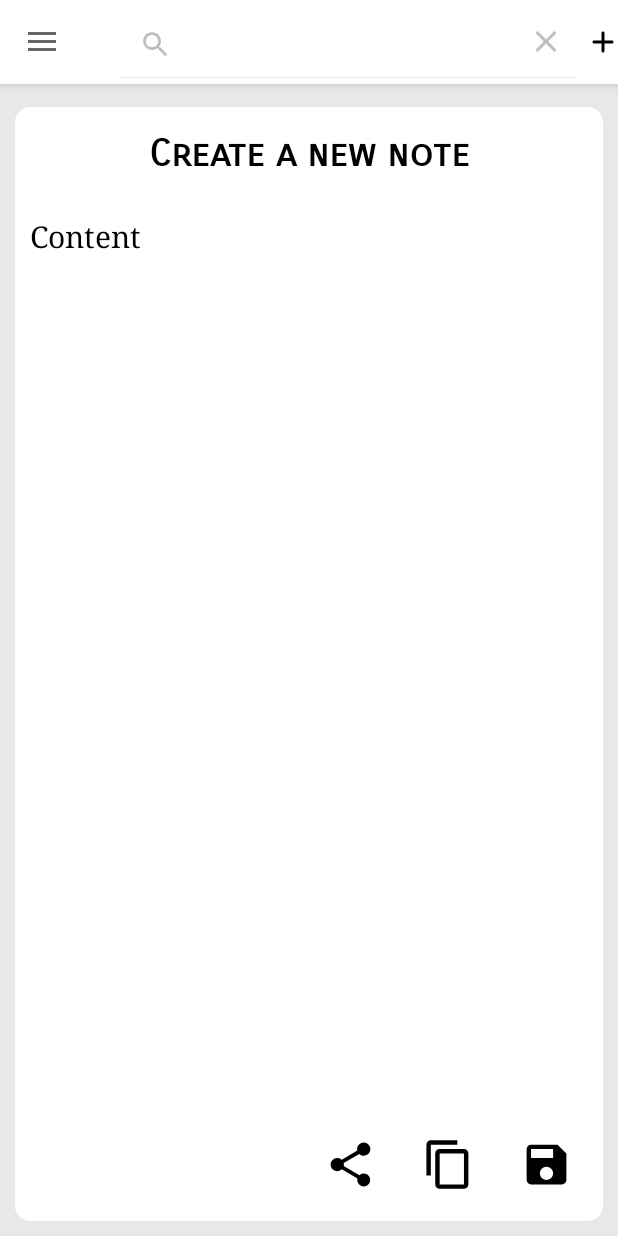
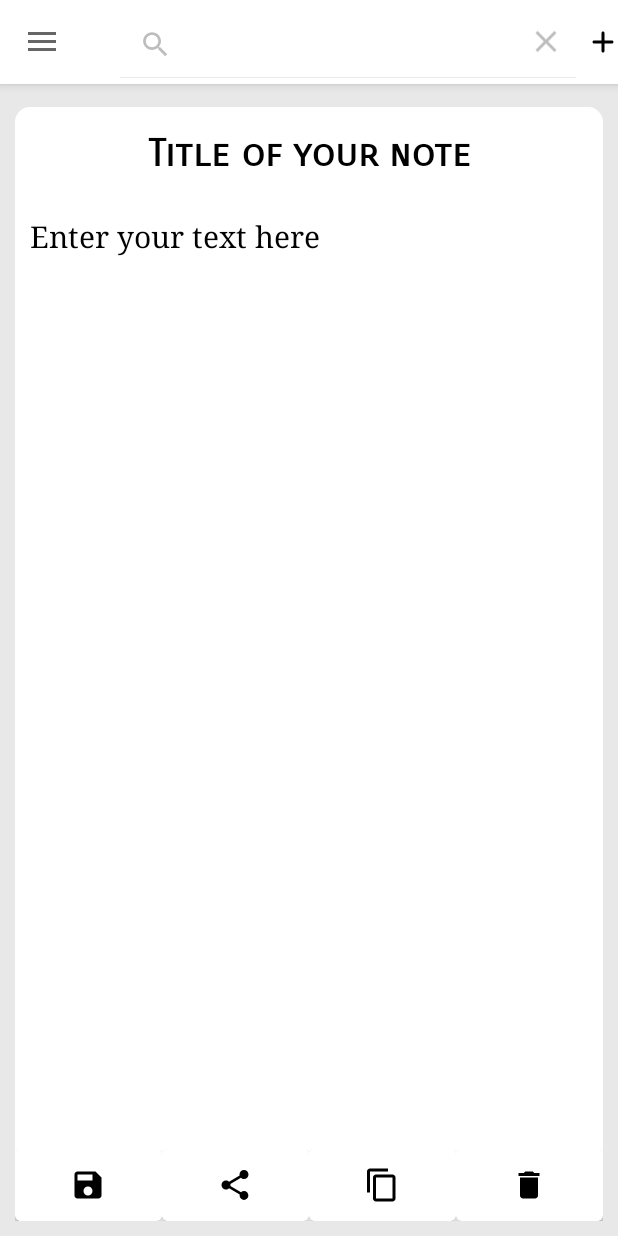
Before and after one commit to OlegRyabyshev/NoteMaker, an Android app: the fragment NoteEditor placed in its activity, after a tap on "Create a new note", on a phone screen of 412 x 824 dp. Run offline under Robolectric (Android 15) with nearby library versions, the phone set to English and light mode, and no system bars; 1 statement that could not run was skipped; 1 other tap on this screen came first.

Commit message:
recycler view logic

```diff
--- a/app/src/main/java/xyz/fcr/notemaker/MainActivity.java
+++ b/app/src/main/java/xyz/fcr/notemaker/MainActivity.java
@@ -53,13 +53,11 @@ public class MainActivity extends AppCompatActivity implements NavigationView.On
             onlyEditor = true;
         }
 
-        if (onlyEditor && getResources().getConfiguration().orientation == Configuration.ORIENTATION_PORTRAIT) {
+        if (onlyEditor && orientationIsPortrait()) {
             startFragmentEditorInPortrait();
         } else {
             startFragmentList();
-            if (getResources().getConfiguration().orientation == 2) {
-                startFragmentEditor();
-            }
+            if (getResources().getConfiguration().orientation == 2) startFragmentEditor();
         }
 
     }
@@ -92,22 +90,6 @@ public class MainActivity extends AppCompatActivity implements NavigationView.On
         FragmentTransaction transactionEditor = getSupportFragmentManager().beginTransaction();
         transactionEditor.replace(R.id.note_list_fragment, fragment, "EDITOR_FRAGMENT");
         transactionEditor.commit();
-    }
-
-    @Override
-    public void onBackPressed() {
-        Fragment fragment = getSupportFragmentManager().findFragmentByTag("EDITOR_FRAGMENT");
-
-
-        if (drawer.isDrawerOpen(GravityCompat.START)) {
-            drawer.closeDrawer(GravityCompat.START);
-        } else if (fragment != null
-                && fragment.isVisible()
-                && getResources().getConfiguration().orientation == Configuration.ORIENTATION_PORTRAIT) {
-            startFragmentList();
-        } else {
-            finish();
-        }
     }
 
     @Override
@@ -162,7 +144,7 @@ public class MainActivity extends AppCompatActivity implements NavigationView.On
     public boolean onOptionsItemSelected(MenuItem item) {
         switch (item.getItemId()) {
             case R.id.action_add:
-                Toast.makeText(this, "1 In development", Toast.LENGTH_SHORT).show();
+                createANewNote();
                 return true;
             case R.id.action_notes:
                 Toast.makeText(this, "2 In development", Toast.LENGTH_SHORT).show();
@@ -173,8 +155,36 @@ public class MainActivity extends AppCompatActivity implements NavigationView.On
         }
     }
 
+    private void createANewNote() {
+        saveCurrentNote();
+
+        if (orientationIsPortrait()) {
+            startFragmentEditorInPortrait();
+        } else {
+            startFragmentList();
+            if (getResources().getConfiguration().orientation == 2) startFragmentEditor();
+        }
+    }
+
+    //TODO
+    private void saveCurrentNote() {
+    }
+
+
+    private boolean orientationIsPortrait() {
+        return getResources().getConfiguration().orientation == Configuration.ORIENTATION_PORTRAIT;
+    }
+
     @Override
-    public void onPointerCaptureChanged(boolean hasCapture) {
+    public void onBackPressed() {
+        Fragment fragment = getSupportFragmentManager().findFragmentByTag("EDITOR_FRAGMENT");
 
+        if (drawer.isDrawerOpen(GravityCompat.START)) {
+            drawer.closeDrawer(GravityCompat.START);
+        } else if (fragment != null && fragment.isVisible() && orientationIsPortrait()) {
+            startFragmentList();
+        } else {
+            finish();
+        }
     }
 }
--- a/app/src/main/java/xyz/fcr/notemaker/fragment_classes/NoteEditor.java
+++ b/app/src/main/java/xyz/fcr/notemaker/fragment_classes/NoteEditor.java
@@ -6,11 +6,12 @@ import android.util.Log;
 import android.view.LayoutInflater;
 import android.view.View;
 import android.view.ViewGroup;
-import android.widget.ImageButton;
 import android.widget.TextView;
 import android.widget.Toast;
 
 import androidx.fragment.app.Fragment;
+
+import com.google.android.material.button.MaterialButton;
 
 import java.util.Objects;
 
@@ -28,9 +29,10 @@ public class NoteEditor extends Fragment {
                              Bundle savedInstanceState) {
         View view = inflater.inflate(R.layout.note_editor_fragment, container, false);
 
-        ImageButton button_share = view.findViewById(R.id.button_share);
-        ImageButton button_copy = view.findViewById(R.id.button_copy);
-        ImageButton button_save = view.findViewById(R.id.button_save);
+        MaterialButton button_share = view.findViewById(R.id.button_share);
+        MaterialButton button_copy = view.findViewById(R.id.button_copy);
+        MaterialButton button_save = view.findViewById(R.id.button_save);
+        MaterialButton button_delete = view.findViewById(R.id.button_delete);
 
         button_share.setOnClickListener((v) ->
                 Toast.makeText(getContext(), "In development", Toast.LENGTH_SHORT).show());
@@ -39,6 +41,9 @@ public class NoteEditor extends Fragment {
                 Toast.makeText(getContext(), "In development", Toast.LENGTH_SHORT).show());
 
         button_save.setOnClickListener((v) ->
+                Toast.makeText(getContext(), "In development", Toast.LENGTH_SHORT).show());
+
+        button_delete.setOnClickListener((v) ->
                 Toast.makeText(getContext(), "In development", Toast.LENGTH_SHORT).show());
 
         Bundle bundle = getArguments();
@@ -50,7 +55,7 @@ public class NoteEditor extends Fragment {
             displayNote(view, note.getNoteTitle(), note.getNoteContent());
             saveData(note);
         } else {
-            displayNote(view, "Create a new note", "Content");
+            displayNote(view, getResources().getString(R.string.title), getResources().getString(R.string.content));
         }
 
         return view;
--- a/app/src/main/java/xyz/fcr/notemaker/fragment_classes/NoteList.java
+++ b/app/src/main/java/xyz/fcr/notemaker/fragment_classes/NoteList.java
@@ -12,40 +12,58 @@ import androidx.annotation.Nullable;
 import androidx.constraintlayout.widget.ConstraintLayout;
 import androidx.fragment.app.Fragment;
 import androidx.fragment.app.FragmentTransaction;
+import androidx.recyclerview.widget.LinearLayoutManager;
 import androidx.recyclerview.widget.RecyclerView;
 
 import java.util.ArrayList;
 
 import xyz.fcr.notemaker.object_classes.Note;
 import xyz.fcr.notemaker.R;
+import xyz.fcr.notemaker.object_classes.NoteAdapter;
 
 public class NoteList extends Fragment {
 
+    private ArrayList<Note> mNoteArrayList;
+
     private RecyclerView mRecyclerView;
-    private RecyclerView.Adapter mAdapter;
+    private NoteAdapter mAdapter;
     private RecyclerView.LayoutManager mLayoutManager;
 
-    public NoteList(){
+    public NoteList() {
 
     }
 
     @Override
-    public View onCreateView(LayoutInflater inflater, ViewGroup container,
-                             Bundle savedInstanceState) {
-
-        ArrayList<Note> noteArrayList = new ArrayList<>();
-        noteArrayList.add(new Note(getResources().getString(R.string.note_title_1), getResources().getString(R.string.note_inside_1)));
-        noteArrayList.add(new Note(getResources().getString(R.string.note_title_2), getResources().getString(R.string.note_inside_2)));
-        noteArrayList.add(new Note(getResources().getString(R.string.note_title_3), getResources().getString(R.string.note_inside_3)));
-
+    public View onCreateView(LayoutInflater inflater, ViewGroup container, Bundle savedInstanceState) {
+        createNoteList();
         View myView = inflater.inflate(R.layout.note_list_fragment, container, false);
-
-
+        buildRecycleView(myView);
 
         return myView;
     }
 
-    private void replaceView(Note note){
+    private void createNoteList() {
+        mNoteArrayList = new ArrayList<>();
+        mNoteArrayList.add(new Note(getResources().getString(R.string.note_title_1), getResources().getString(R.string.note_inside_1)));
+        mNoteArrayList.add(new Note(getResources().getString(R.string.note_title_2), getResources().getString(R.string.note_inside_2)));
+        mNoteArrayList.add(new Note(getResources().getString(R.string.note_title_3), getResources().getString(R.string.note_inside_3)));
+    }
+
+    private void buildRecycleView(View myView) {
+        mRecyclerView = myView.findViewById(R.id.recycler_view);
+        mRecyclerView.setHasFixedSize(true);
+        mLayoutManager = new LinearLayoutManager(myView.getContext());
+        mAdapter = new NoteAdapter(mNoteArrayList);
+
+        mRecyclerView.setLayoutManager(mLayoutManager);
+        mRecyclerView.setAdapter(mAdapter);
+
+        mAdapter.setOnItemClickListener(position -> {
+
+        });
+    }
+
+    private void replaceView(Note note) {
         NoteEditor fragment = new NoteEditor();
 
         Bundle bundle = new Bundle();
@@ -54,7 +72,7 @@ public class NoteList extends Fragment {
 
         FragmentTransaction transaction = getFragmentManager().beginTransaction();
 
-        if (getResources().getConfiguration().orientation == Configuration.ORIENTATION_LANDSCAPE){
+        if (getResources().getConfiguration().orientation == Configuration.ORIENTATION_LANDSCAPE) {
             transaction.replace(R.id.note_editor_fragment, fragment, "EDITOR_FRAGMENT");
         } else {
             transaction.replace(R.id.note_list_fragment, fragment, "EDITOR_FRAGMENT");
--- a/app/src/main/java/xyz/fcr/notemaker/object_classes/Note.java
+++ b/app/src/main/java/xyz/fcr/notemaker/object_classes/Note.java
@@ -16,14 +16,14 @@ public class Note implements Serializable {
     private String noteDate;
     private String noteTime;
 
-    public Note(String noteTitle, String noteContent){
+    public Note(String noteTitle, String noteContent) {
         this.noteID = UUID.randomUUID().toString();
         this.noteTitle = noteTitle;
         this.notePreviewTitle = shortenContent(noteTitle, 30);
         this.noteContent = noteContent;
         this.notePreviewContent = shortenContent(noteContent, 80);
-        this.noteDate = dateUpdate();
-        this.noteTime = timeUpdate();
+        this.noteDate = dateInitialSetter();
+        this.noteTime = timeInitialSetter();
     }
 
     private String shortenContent(String noteContent, int sizeOfStringToReturn) {
@@ -36,16 +36,30 @@ public class Note implements Serializable {
         return noteContent.substring(0, sizeOfStringToReturn).concat("...");
     }
 
-    private String dateUpdate() {
+    private String dateInitialSetter() {
         @SuppressLint("SimpleDateFormat") SimpleDateFormat formatter = new SimpleDateFormat("dd/MM/yyyy");
         Date date = new Date();
         return formatter.format(date);
     }
 
-    private String timeUpdate() {
+    private String timeInitialSetter() {
         @SuppressLint("SimpleDateFormat") SimpleDateFormat formatter = new SimpleDateFormat("HH:mm");
         Date date = new Date();
         return formatter.format(date);
+    }
+
+    public void updateDateAndTimeOnSave(){
+        @SuppressLint("SimpleDateFormat") SimpleDateFormat dateFormatter = new SimpleDateFormat("dd/MM/yyyy");
+        @SuppressLint("SimpleDateFormat") SimpleDateFormat timeFormatter = new SimpleDateFormat("HH:mm");
+
+        Date date = new Date();
+
+        this.noteDate = dateFormatter.format(date);
+        this.noteTime = timeFormatter.format(date);
+    }
+
+    public String getNotePreviewTitle() {
+        return notePreviewTitle;
     }
 
     public String getNoteID() {
@@ -74,6 +88,10 @@ public class Note implements Serializable {
 
 
 
+    public void setNotePreviewTitle(String notePreviewTitle) {
+        this.notePreviewTitle = notePreviewTitle;
+    }
+
     public void setNoteID(String noteID) {
         this.noteID = noteID;
     }
--- a/app/src/main/java/xyz/fcr/notemaker/object_classes/NoteAdapter.java
+++ b/app/src/main/java/xyz/fcr/notemaker/object_classes/NoteAdapter.java
@@ -1,34 +1,77 @@
 package xyz.fcr.notemaker.object_classes;
 
+import android.view.LayoutInflater;
 import android.view.View;
 import android.view.ViewGroup;
+import android.widget.TextView;
 
 import androidx.annotation.NonNull;
 import androidx.recyclerview.widget.RecyclerView;
 
+import java.util.ArrayList;
+
+import xyz.fcr.notemaker.R;
+
 public class NoteAdapter extends RecyclerView.Adapter<NoteAdapter.NoteViewHolder> {
 
-    pub
+    private ArrayList<Note> mNoteList;
+    private OnItemClickListener mListener;
 
-    public static class NoteViewHolder extends RecyclerView.ViewHolder{
-        public NoteViewHolder(@NonNull View itemView) {
+    public interface OnItemClickListener {
+        void onItemClick(int position);
+    }
+
+    public void setOnItemClickListener(OnItemClickListener listener) {
+        mListener = listener;
+    }
+
+    public static class NoteViewHolder extends RecyclerView.ViewHolder {
+        public TextView mTitleNote;
+        public TextView mContentNote;
+        public TextView mTimeNote;
+        public TextView mDateNote;
+
+        public NoteViewHolder(@NonNull View itemView, final OnItemClickListener listener) {
             super(itemView);
+
+            mTitleNote = itemView.findViewById(R.id.note_title_preview);
+            mContentNote = itemView.findViewById(R.id.note_content_preview);
+            mTimeNote = itemView.findViewById(R.id.note_time_preview);
+            mDateNote = itemView.findViewById(R.id.note_date_preview);
+
+            itemView.setOnClickListener(v -> {
+                if (listener != null) {
+                    int position = getAdapterPosition();
+                    if (position != RecyclerView.NO_POSITION){
+                        listener.onItemClick(position);
+                    }
+                }
+            });
         }
+    }
+
+    public NoteAdapter(ArrayList<Note> noteList) {
+        mNoteList = noteList;
     }
 
     @NonNull
     @Override
     public NoteViewHolder onCreateViewHolder(@NonNull ViewGroup parent, int viewType) {
-        return null;
+        View v = LayoutInflater.from(parent.getContext()).inflate(R.layout.note_item, parent, false);
+        return new NoteViewHolder(v, mListener);
     }
 
     @Override
     public void onBindViewHolder(@NonNull NoteViewHolder holder, int position) {
-
+        Note currentNote = mNoteList.get(position);
+        holder.mTitleNote.setText(currentNote.getNotePreviewTitle());
+        holder.mContentNote.setText(currentNote.getNotePreviewContent());
+        holder.mTimeNote.setText(currentNote.getNoteTime());
+        holder.mDateNote.setText(currentNote.getNoteDate());
     }
 
     @Override
     public int getItemCount() {
-        return 0;
+        return mNoteList.size();
     }
 }
--- /dev/null
+++ b/app/src/main/res/drawable/ic_baseline_delete.xml
@@ -0,0 +1,9 @@
+<vector xmlns:android="http://schemas.android.com/apk/res/android"
+    android:width="24dp"
+    android:height="24dp"
+    android:viewportWidth="24"
+    android:viewportHeight="24">
+  <path
+      android:fillColor="@color/secondary"
+      android:pathData="M6,19c0,1.1 0.9,2 2,2h8c1.1,0 2,-0.9 2,-2V7H6v12zM19,4h-3.5l-1,-1h-5l-1,1H5v2h14V4z"/>
+</vector>
--- a/app/src/main/res/layout/note_editor_fragment.xml
+++ b/app/src/main/res/layout/note_editor_fragment.xml
@@ -43,42 +43,63 @@
         android:textColor="@color/secondary"
         android:textSize="20sp" />
 
-    <androidx.constraintlayout.widget.ConstraintLayout
+    <LinearLayout
         android:layout_width="match_parent"
-        android:layout_height="35dp"
-        android:layout_margin="20dp"
+        android:layout_height="wrap_content"
         android:orientation="horizontal">
 
-        <ImageButton
+        <com.google.android.material.button.MaterialButton
             android:id="@+id/button_save"
-            android:layout_width="35dp"
-            android:layout_height="match_parent"
-            android:background="@drawable/ic_baseline_save"
-            android:contentDescription="@string/save"
-            android:scaleType="fitCenter"
-            app:layout_constraintBottom_toBottomOf="parent"
-            app:layout_constraintEnd_toEndOf="parent" />
+            android:layout_width="0dp"
+            android:layout_weight="1"
+            android:layout_height="wrap_content"
+            android:insetLeft="0dp"
+            android:insetTop="0dp"
+            android:insetRight="0dp"
+            android:insetBottom="0dp"
+            app:icon="@drawable/ic_baseline_save"
+            app:iconGravity="textStart"
+            app:iconPadding="0dp" />
 
-        <ImageButton
+        <com.google.android.material.button.MaterialButton
+            android:id="@+id/button_share"
+            android:layout_width="0dp"
+            android:layout_weight="1"
+            android:layout_height="wrap_content"
+            android:insetLeft="0dp"
+            android:insetTop="0dp"
+            android:insetRight="0dp"
+            android:insetBottom="0dp"
+            app:icon="@drawable/ic_baseline_share"
+            app:iconGravity="textStart"
+            app:iconPadding="0dp" />
+
+        <com.google.android.material.button.MaterialButton
             android:id="@+id/button_copy"
-            android:layout_width="35dp"
-            android:layout_height="match_parent"
-            android:layout_marginEnd="30dp"
-            android:background="@drawable/ic_baseline_copy"
-            android:contentDescription="@string/copy"
-            app:layout_constraintBottom_toBottomOf="parent"
-            app:layout_constraintEnd_toStartOf="@+id/button_save" />
+            android:layout_width="0dp"
+            android:layout_weight="1"
+            android:layout_height="wrap_content"
+            android:insetLeft="0dp"
+            android:insetTop="0dp"
+            android:insetRight="0dp"
+            android:insetBottom="0dp"
+            app:icon="@drawable/ic_baseline_copy"
+            app:iconGravity="textStart"
+            app:iconPadding="0dp" />
 
-        <ImageButton
-            android:id="@+id/button_share"
-            android:layout_width="35dp"
-            android:layout_height="match_parent"
-            android:layout_marginEnd="30dp"
-            android:background="@drawable/ic_baseline_share"
-            android:contentDescription="@string/share"
-            app:layout_constraintBottom_toBottomOf="parent"
-            app:layout_constraintEnd_toStartOf="@+id/button_copy" />
+        <com.google.android.material.button.MaterialButton
+            android:id="@+id/button_delete"
+            android:layout_width="0dp"
+            android:layout_weight="1"
+            android:layout_height="wrap_content"
+            android:insetLeft="0dp"
+            android:insetTop="0dp"
+            android:insetRight="0dp"
+            android:insetBottom="0dp"
+            app:icon="@drawable/ic_baseline_delete"
+            app:iconGravity="textStart"
+            app:iconPadding="0dp" />
 
-    </androidx.constraintlayout.widget.ConstraintLayout>
+    </LinearLayout>
 
 </LinearLayout>
--- a/app/src/main/res/layout/note_item.xml
+++ b/app/src/main/res/layout/note_item.xml
@@ -1,5 +1,5 @@
 <?xml version="1.0" encoding="utf-8"?>
-<androidx.constraintlayout.widget.ConstraintLayout xmlns:android="http://schemas.android.com/apk/res/android"
+<com.google.android.material.card.MaterialCardView xmlns:android="http://schemas.android.com/apk/res/android"
     xmlns:app="http://schemas.android.com/apk/res-auto"
     android:id="@+id/note_preview"
     android:layout_width="match_parent"
@@ -8,50 +8,52 @@
     android:layout_marginTop="5dp"
     android:layout_marginRight="10dp"
     android:layout_marginBottom="5dp"
-    app:layout_constraintCircleRadius="10dp">
+    app:cardCornerRadius="10dp">
 
     <androidx.appcompat.widget.LinearLayoutCompat
         android:layout_width="match_parent"
         android:layout_height="match_parent"
-        android:orientation="vertical">
+        android:orientation="vertical"
+        android:background="@color/primary">
 
         <TextView
-            android:id="@+id/titleTextPreview"
+            android:id="@+id/note_title_preview"
             android:layout_width="match_parent"
             android:layout_height="wrap_content"
+            android:gravity="center_horizontal"
             android:text="@string/title"
             android:textColor="@color/secondary"
-            android:textSize="@dimen/title_size"
-            android:gravity="center_horizontal"/>
+            android:textSize="@dimen/title_size" />
 
         <TextView
-            android:id="@+id/noteTextInsidePreview"
+            android:id="@+id/note_content_preview"
             android:layout_width="match_parent"
             android:layout_height="wrap_content"
             android:layout_margin="15dp"
-            android:text="@string/content"
+            android:hint="@string/content"
             android:textColor="@color/secondary"
             android:textSize="@dimen/content_size" />
 
         <LinearLayout
             android:layout_width="match_parent"
             android:layout_height="match_parent"
-            android:orientation="horizontal"
-            android:gravity="end">
+            android:gravity="end"
+            android:orientation="horizontal">
 
             <TextView
-                android:id="@+id/noteTimePreview"
+                android:id="@+id/note_time_preview"
                 android:layout_width="wrap_content"
                 android:layout_height="wrap_content"
+                android:layout_marginEnd="20dp"
                 android:text="@string/time"
                 android:textColor="@color/secondary"
-                android:textSize="@dimen/date_time_size"/>
+                android:textSize="@dimen/date_time_size" />
 
             <TextView
-                android:id="@+id/noteDatePreview"
+                android:id="@+id/note_date_preview"
                 android:layout_width="wrap_content"
                 android:layout_height="wrap_content"
-                android:layout_marginStart="10dp"
+                android:layout_marginEnd="20dp"
                 android:text="@string/date"
                 android:textColor="@color/secondary"
                 android:textSize="@dimen/date_time_size" />
@@ -60,4 +62,4 @@
 
     </androidx.appcompat.widget.LinearLayoutCompat>
 
-</androidx.constraintlayout.widget.ConstraintLayout>
+</com.google.android.material.card.MaterialCardView>
--- a/app/src/main/res/values/strings.xml
+++ b/app/src/main/res/values/strings.xml
@@ -17,8 +17,8 @@
             set granular access permissions, and anonymously access public container images.
             Additionally, layers are shared between images across GitHub.</string>
 
-    <string name="title">Title</string>
-    <string name="content">Content</string>
+    <string name="title">Title of your note</string>
+    <string name="content">Enter your text here</string>
 
     <string name="share_note">Share note</string>
     <string name="date" translatable="false">01/01/2020</string>
```
Also changed, not shown: 1 other file.
